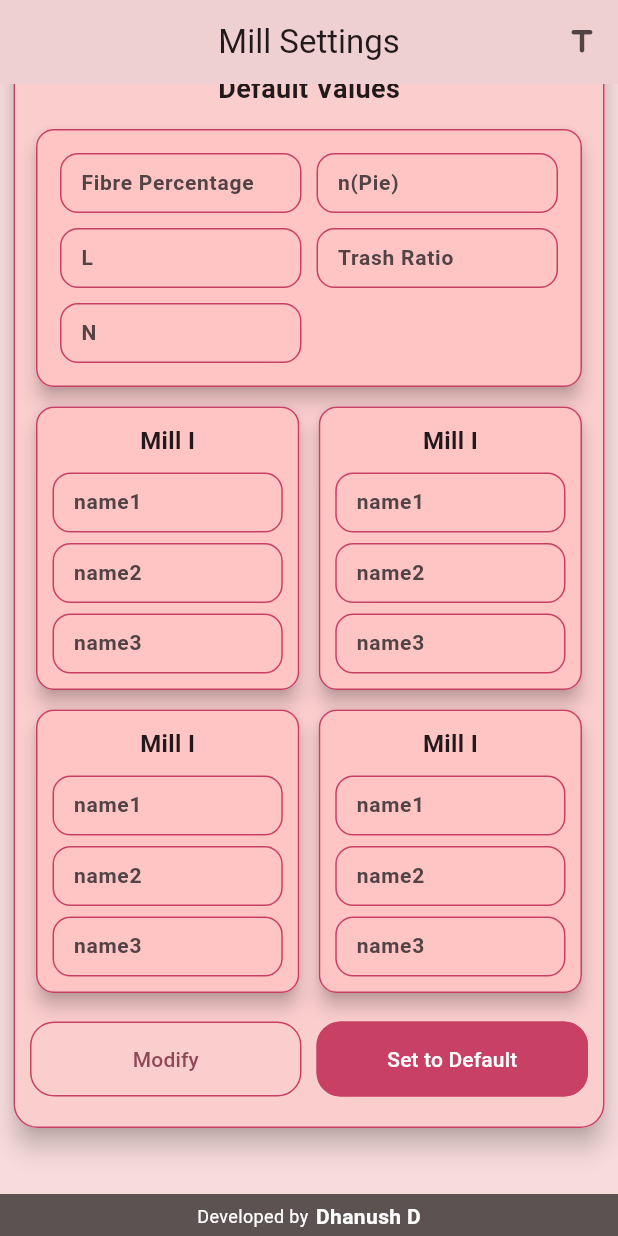
After one commit to cyrDhanush/mill-settings-calculator, a Flutter app: the screen it shows after launch, scrolled down 1728 dp, after a tap on "Modify", on a phone screen of 412 x 824 dp. The commit adds this screen. Run offline on Flutter 3.47's test engine with Material 2 defaults, Android fonts, the phone set to English and light mode, and no system bars.

Commit message:
title added, default values ui completed

```diff
--- a/lib/screens/calculation_screen.dart
+++ b/lib/screens/calculation_screen.dart
@@ -2,9 +2,11 @@ import 'package:flutter/material.dart';
 import 'package:millsettingapp/process/calculator.dart';
 import 'package:millsettingapp/process/models/input_model.dart';
 import 'package:millsettingapp/process/models/output_model.dart';
+import 'package:millsettingapp/screens/sections/defaultvalues_section.dart';
 import 'package:millsettingapp/screens/sections/input_section.dart';
 import 'package:millsettingapp/screens/sections/output_section.dart';
 import 'package:millsettingapp/shared/colors.dart';
+import 'package:millsettingapp/utils/gettitle.dart';
 
 class CalculationScreen extends StatefulWidget {
   const CalculationScreen({Key? key}) : super(key: key);
@@ -15,11 +17,11 @@ class CalculationScreen extends StatefulWidget {
 
 class _CalculationScreenState extends State<CalculationScreen> {
   OutputModel? outputModel;
+  String title = '';
 
   onSubmit(InputModel inputModel) {
     Calculator calculator = Calculator();
     OutputModel outputModel = calculator.Calculate(inputModel);
-    // outputModel.printer();
     this.outputModel = outputModel;
     setState(() {});
   }
@@ -30,8 +32,44 @@ class _CalculationScreenState extends State<CalculationScreen> {
       appBar: AppBar(
         centerTitle: true,
         title: Text("Mill Settings"),
+        actions: [
+          IconButton(
+            onPressed: () async {
+              String? t = await getTitle(context);
+              if (t != null) {
+                title = t;
+                setState(() {});
+              }
+            },
+            icon: Icon(Icons.title_rounded),
           ),
-      body: SingleChildScrollView(
+        ],
+      ),
+      body: Column(
+        children: [
+          Visibility(
+            visible: (title != "") ? (true) : (false),
+            child: Container(
+              padding: EdgeInsets.symmetric(vertical: 5),
+              decoration: BoxDecoration(
+                color: Colors.black.withAlpha(160),
+              ),
+              child: Row(
+                mainAxisAlignment: MainAxisAlignment.center,
+                children: [
+                  Text(
+                    title,
+                    style: TextStyle(
+                      fontSize: 14,
+                      color: Colors.white,
+                    ),
+                  ),
+                ],
+              ),
+            ),
+          ),
+          Expanded(
+            child: SingleChildScrollView(
               physics: BouncingScrollPhysics(),
               child: Column(
                 children: [
@@ -43,8 +81,44 @@ class _CalculationScreenState extends State<CalculationScreen> {
                   OutputSection(
                     outputModel: outputModel,
                   ),
+                  DefaultValueSection(),
+                  SizedBox(
+                    height: 30,
+                  ),
+                  Container(
+                    padding: EdgeInsets.symmetric(vertical: 5),
+                    decoration: BoxDecoration(
+                      color: Colors.black.withAlpha(160),
+                    ),
+                    child: Row(
+                      mainAxisAlignment: MainAxisAlignment.center,
+                      children: [
+                        Text(
+                          'Developed by',
+                          style: TextStyle(
+                            fontSize: 12,
+                            color: Colors.white,
+                          ),
+                        ),
+                        SizedBox(
+                          width: 5,
+                        ),
+                        Text(
+                          "Dhanush D",
+                          style: TextStyle(
+                            fontSize: 14,
+                            fontWeight: FontWeight.bold,
+                            color: Colors.white,
+                          ),
+                        )
                       ],
                     ),
+                  ),
+                ],
+              ),
+            ),
+          ),
+        ],
       ),
     );
   }
--- /dev/null
+++ b/lib/screens/sections/defaultvalues_section.dart
@@ -0,0 +1,176 @@
+import 'package:flutter/material.dart';
+import 'package:millsettingapp/shared/colors.dart';
+import 'package:millsettingapp/shared/textstyles.dart';
+import 'package:millsettingapp/widgets/custom_textfield.dart';
+import 'package:millsettingapp/widgets/millinput.dart';
+
+class DefaultValueSection extends StatefulWidget {
+  const DefaultValueSection({super.key});
+
+  @override
+  State<DefaultValueSection> createState() => _DefaultValueSectionState();
+}
+
+class _DefaultValueSectionState extends State<DefaultValueSection> {
+  @override
+  Widget build(BuildContext context) {
+    return Container(
+      margin: EdgeInsets.symmetric(horizontal: 5, vertical: 10),
+      child: Card(
+        elevation: 7,
+        shape: RoundedRectangleBorder(
+          borderRadius: BorderRadius.circular(16),
+        ),
+        child: Container(
+          padding: EdgeInsets.symmetric(vertical: 20, horizontal: 10),
+          decoration: BoxDecoration(
+            color: themecolor_light2,
+            borderRadius: BorderRadius.circular(16),
+            border: Border.all(
+              color: themecolor,
+            ),
+          ),
+          child: Column(
+            children: [
+              Text(
+                'Default Values',
+                style: headings,
+              ),
+              SizedBox(
+                height: 10,
+              ),
+              // top seperate values
+              Card(
+                elevation: 5,
+                shape: RoundedRectangleBorder(
+                    borderRadius: BorderRadius.circular(12)),
+                child: Container(
+                  padding: EdgeInsets.symmetric(vertical: 15, horizontal: 15),
+                  decoration: BoxDecoration(
+                    color: themecolor_light3,
+                    borderRadius: BorderRadius.circular(12),
+                    border: Border.all(
+                      color: themecolor,
+                    ),
+                  ),
+                  child: Row(
+                    crossAxisAlignment: CrossAxisAlignment.start,
+                    children: [
+                      Expanded(
+                        child: Column(
+                          children: [
+                            CustomTextField(
+                              hint: "Fibre Percentage",
+                            ),
+                            SizedBox(height: 10),
+                            CustomTextField(
+                              hint: "L",
+                            ),
+                            SizedBox(height: 10),
+                            CustomTextField(
+                              hint: "N",
+                            ),
+                          ],
+                        ),
+                      ),
+                      SizedBox(width: 10),
+                      Expanded(
+                        child: Column(
+                          children: [
+                            CustomTextField(
+                              hint: "n(Pie)",
+                            ),
+                            SizedBox(height: 10),
+                            CustomTextField(
+                              hint: "Trash Ratio",
+                            ),
+                          ],
+                        ),
+                      ),
+                    ],
+                  ),
+                ),
+              ),
+              SizedBox(
+                height: 5,
+              ),
+              Row(
+                children: [
+                  Expanded(
+                    child: MillInput(),
+                  ),
+                  SizedBox(
+                    width: 5,
+                  ),
+                  Expanded(
+                    child: MillInput(),
+                  ),
+                ],
+              ),
+              SizedBox(
+                height: 5,
+              ),
+              Row(
+                children: [
+                  Expanded(
+                    child: MillInput(),
+                  ),
+                  SizedBox(
+                    width: 5,
+                  ),
+                  Expanded(
+                    child: MillInput(),
+                  ),
+                ],
+              ),
+              SizedBox(
+                height: 15,
+              ),
+              Row(
+                children: [
+                  Expanded(
+                    child: OutlinedButton(
+                      onPressed: () {},
+                      style: OutlinedButton.styleFrom(
+                        padding: EdgeInsets.symmetric(vertical: 15),
+                        shape: RoundedRectangleBorder(
+                          borderRadius: BorderRadius.circular(16),
+                        ),
+                        side: BorderSide(
+                          color: themecolor,
+                          width: 1,
+                        ),
+                      ),
+                      child: Text("Modify"),
+                    ),
+                  ),
+                  SizedBox(
+                    width: 10,
+                  ),
+                  Expanded(
+                    child: OutlinedButton(
+                      onPressed: () {},
+                      style: OutlinedButton.styleFrom(
+                        padding: EdgeInsets.symmetric(vertical: 15),
+                        shape: RoundedRectangleBorder(
+                          borderRadius: BorderRadius.circular(16),
+                        ),
+                        backgroundColor: themecolor,
+                        foregroundColor: Colors.white,
+                        side: BorderSide(
+                          color: themecolor,
+                          width: 1,
+                        ),
+                      ),
+                      child: Text("Set to Default"),
+                    ),
+                  ),
+                ],
+              ),
+            ],
+          ),
+        ),
+      ),
+    );
+  }
+}
--- a/lib/widgets/millinput.dart
+++ b/lib/widgets/millinput.dart
@@ -6,12 +6,12 @@ import 'package:millsettingapp/widgets/custom_textfield.dart';
 class MillInput extends StatefulWidget {
   final String millname;
   final List<String> names;
-  final List<TextEditingController> controllers;
+  final List<TextEditingController?> controllers;
   const MillInput(
       {super.key,
       this.millname = "Mill I",
-      required this.names,
-      required this.controllers});
+      this.names = const ['name1', 'name2', 'name3'],
+      this.controllers = const [null, null, null]});
 
   @override
   State<MillInput> createState() => _MillInputState();
--- a/pubspec.yaml
+++ b/pubspec.yaml
@@ -28,6 +28,7 @@ environment:
 # the latest version available on pub.dev. To see which dependencies have newer
 # versions available, run `flutter pub outdated`.
 dependencies:
+  screenshot: ^2.1.0
   flutter:
     sdk: flutter
 
```
Also changed, not shown: lib/utils/gettitle.dart (added, +118 -0 lines), pubspec.lock. Lines whose indentation alone changed are shown as unchanged.
